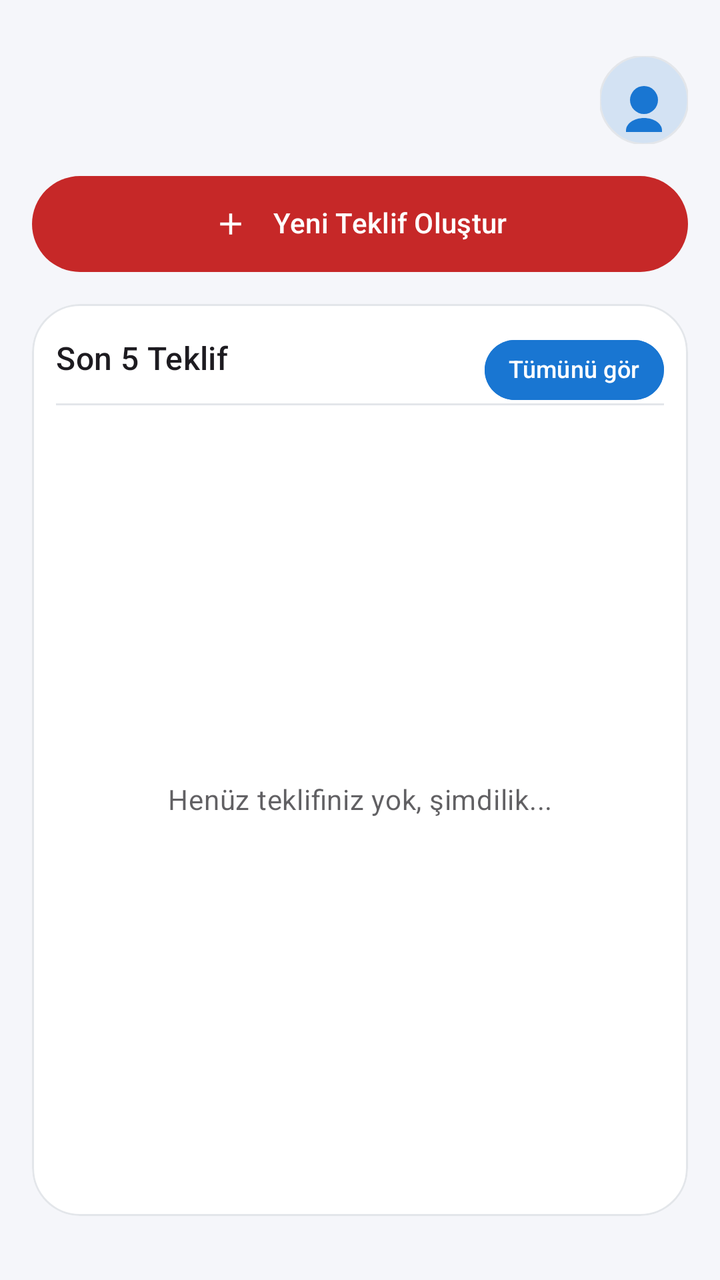
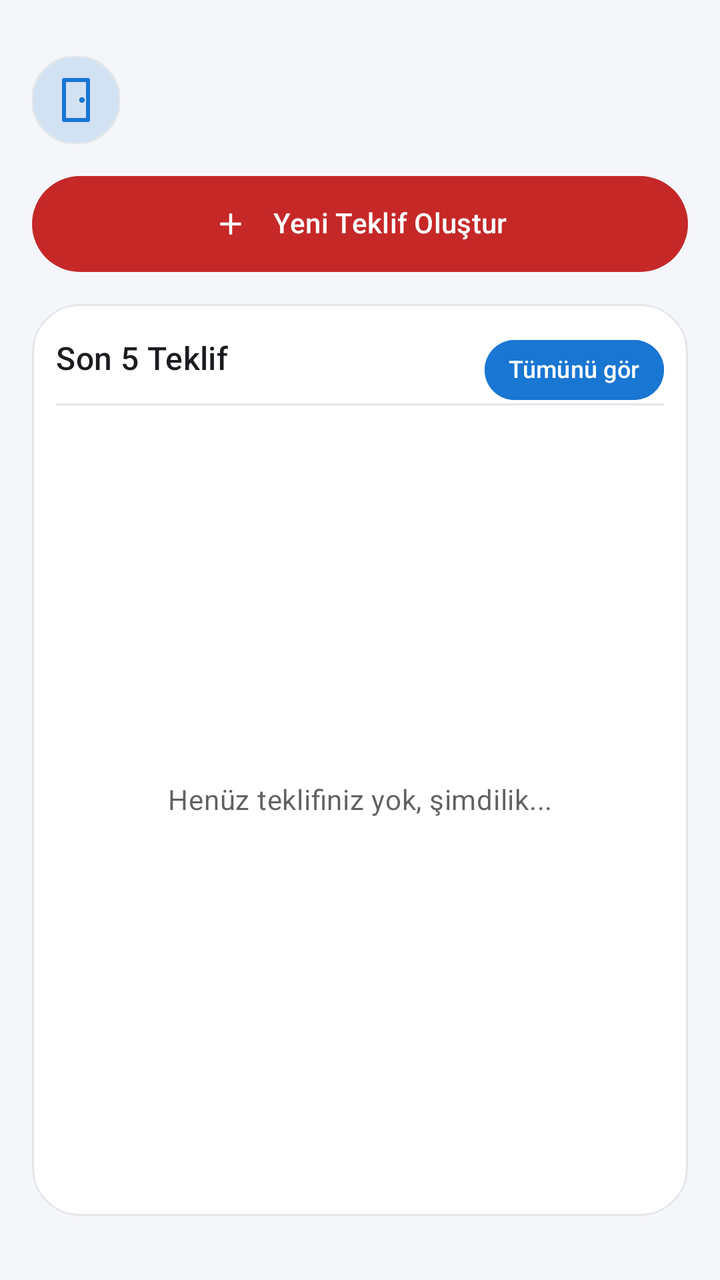

Two renders of the same Android screen: before a commit and after it. Below are the layout's source before the change and the commit's diff.
<!-- AndroidManifest.xml: application theme Theme.RotaUygulama -->
<!-- res/layout/fragment_home.xml -->
<?xml version="1.0" encoding="utf-8"?>
<androidx.constraintlayout.widget.ConstraintLayout xmlns:android="http://schemas.android.com/apk/res/android"
    xmlns:app="http://schemas.android.com/apk/res-auto"
    xmlns:tools="http://schemas.android.com/tools"
    android:layout_width="match_parent"
    android:layout_height="match_parent"
    android:background="@color/bg_light"
    android:padding="@dimen/space_m"
    tools:context="com.ahmetsudeys.rotauygulama.ui.home.HomeFragment">

    <TextView
        android:id="@+id/text_greeting"
        android:layout_width="0dp"
        android:layout_height="wrap_content"
        android:layout_marginBottom="20dp"
        android:alpha="0.9"
        android:fontFamily="sans-serif-black"
        android:textAppearance="?attr/textAppearanceTitleMedium"
        android:textStyle="bold|italic"
        android:visibility="gone"
        app:layout_constraintBottom_toTopOf="@+id/button_new_quote"
        app:layout_constraintEnd_toEndOf="parent"
        app:layout_constraintStart_toStartOf="parent"
        />

    <com.google.android.material.imageview.ShapeableImageView
        android:id="@+id/image_profile"
        android:layout_width="44dp"
        android:layout_height="44dp"
        android:layout_marginTop="@dimen/space_s"
        android:clickable="true"
        android:focusable="true"
        android:contentDescription="@string/profile"
        android:scaleType="centerCrop"
        android:src="@drawable/ic_profile_placeholder"
        android:background="?attr/selectableItemBackgroundBorderless"
        app:shapeAppearanceOverlay="@style/ShapeAppearanceOverlay.Rota.Circle"
        app:strokeColor="@color/outline_light"
        app:strokeWidth="1dp"
        app:layout_constraintTop_toTopOf="parent"
        app:layout_constraintEnd_toEndOf="parent" />

    <com.google.android.material.button.MaterialButton
        android:id="@+id/button_new_quote"
        style="@style/Widget.Rota.Button.Primary"
        android:layout_width="0dp"
        android:layout_height="wrap_content"
        android:layout_marginTop="@dimen/space_m"
        android:maxLines="1"
        android:ellipsize="end"
        android:text="@string/new_quote"
        app:icon="@drawable/ic_plus"
        app:iconGravity="textStart"
        app:iconPadding="@dimen/space_s"
        app:iconTint="@color/white"
        app:layout_constraintEnd_toEndOf="parent"
        app:layout_constraintStart_toStartOf="parent"
        app:layout_constraintTop_toBottomOf="@id/image_profile" />

    <com.google.android.material.card.MaterialCardView
        android:id="@+id/card_last_quotes"
        style="@style/Widget.Rota.Card"
        android:layout_width="0dp"
        android:layout_height="0dp"
        android:layout_marginTop="@dimen/space_m"
        android:layout_marginBottom="@dimen/space_m"
        app:layout_constraintBottom_toBottomOf="parent"
        app:layout_constraintEnd_toEndOf="parent"
        app:layout_constraintStart_toStartOf="parent"
        app:layout_constraintTop_toBottomOf="@id/button_new_quote">

        <androidx.constraintlayout.widget.ConstraintLayout
            android:layout_width="match_parent"
            android:layout_height="match_parent"
            android:paddingStart="@dimen/space_s"
            android:paddingEnd="@dimen/space_s"
            android:paddingBottom="@dimen/space_s"
            android:paddingTop="@dimen/space_m">

            <TextView
                android:id="@+id/text_last_quotes_title"
                android:layout_width="0dp"
                android:layout_height="wrap_content"
                android:text="@string/last_5_quotes"
                android:textAppearance="?attr/textAppearanceTitleMedium"
                app:layout_constraintEnd_toStartOf="@id/button_view_all"
                app:layout_constraintStart_toStartOf="parent"
                app:layout_constraintTop_toTopOf="parent"
                app:layout_constraintBottom_toTopOf="@+id/divider_header"
                android:layout_marginEnd="@dimen/space_s"
                android:maxLines="1"
                android:ellipsize="end"
                android:autoSizeTextType="uniform"
                android:autoSizeMinTextSize="12sp"
                android:autoSizeMaxTextSize="16sp"
                android:autoSizeStepGranularity="1sp" />

            <com.google.android.material.button.MaterialButton
                android:id="@+id/button_view_all"
                android:layout_width="wrap_content"
                android:layout_height="wrap_content"
                android:backgroundTint="@color/brand_blue"
                android:gravity="center"
                android:includeFontPadding="false"
                android:maxLines="1"
                android:minWidth="0dp"
                android:minHeight="0dp"
                android:paddingStart="12dp"
                android:paddingTop="8dp"
                android:paddingEnd="12dp"
                android:paddingBottom="8dp"
                android:text="@string/view_all"
                android:textAllCaps="false"
                android:textColor="@color/white"
                android:textSize="12sp"
                android:autoSizeTextType="uniform"
                android:autoSizeMinTextSize="10sp"
                android:autoSizeMaxTextSize="12sp"
                android:autoSizeStepGranularity="1sp"
                app:cornerRadius="@dimen/radius_pill"
                app:layout_constraintBottom_toTopOf="@+id/divider_header"
                app:layout_constraintEnd_toEndOf="parent"
                app:layout_constraintTop_toTopOf="@id/text_last_quotes_title"
                app:layout_constraintBottom_toBottomOf="@id/text_last_quotes_title" />

            <View
                android:id="@+id/divider_header"
                android:layout_width="0dp"
                android:layout_height="1dp"
                android:layout_marginTop="@dimen/space_s"
                android:background="@color/outline_light"
                app:layout_constraintEnd_toEndOf="parent"
                app:layout_constraintStart_toStartOf="parent"
                app:layout_constraintTop_toBottomOf="@id/text_last_quotes_title" />

            <TextView
                android:id="@+id/text_empty_last_quotes"
                android:layout_width="0dp"
                android:layout_height="wrap_content"
                android:alpha="0.7"
                android:gravity="center"
                android:text="@string/no_quotes_yet"
                android:textAppearance="?attr/textAppearanceBodyMedium"
                app:layout_constraintBottom_toBottomOf="parent"
                app:layout_constraintEnd_toEndOf="parent"
                app:layout_constraintStart_toStartOf="parent"
                app:layout_constraintTop_toBottomOf="@id/divider_header" />

            <androidx.recyclerview.widget.RecyclerView
                android:id="@+id/recycler_last_quotes"
                android:layout_width="0dp"
                android:layout_height="0dp"
                android:overScrollMode="never"
                app:layout_constraintBottom_toBottomOf="parent"
                app:layout_constraintEnd_toEndOf="parent"
                app:layout_constraintStart_toStartOf="parent"
                app:layout_constraintTop_toBottomOf="@id/divider_header"
                tools:listitem="@layout/item_quote_row" />

        </androidx.constraintlayout.widget.ConstraintLayout>
    </com.google.android.material.card.MaterialCardView>

</androidx.constraintlayout.widget.ConstraintLayout>
<!-- res/layout/item_quote_row.xml (included above) -->
<?xml version="1.0" encoding="utf-8"?>
<com.google.android.material.card.MaterialCardView xmlns:android="http://schemas.android.com/apk/res/android"
    xmlns:app="http://schemas.android.com/apk/res-auto"
    xmlns:tools="http://schemas.android.com/tools"
    android:id="@+id/card_root"
    style="@style/Widget.Rota.Card"
    android:layout_width="match_parent"
    android:layout_height="wrap_content"
    android:layout_marginBottom="@dimen/space_xs">

    <androidx.constraintlayout.widget.ConstraintLayout
        android:layout_width="match_parent"
        android:layout_height="wrap_content"
        android:padding="@dimen/space_s">

        <View
            android:id="@+id/view_status_bar"
            android:layout_width="4dp"
            android:layout_height="0dp"
            android:background="@color/warning_amber"
            app:layout_constraintBottom_toBottomOf="parent"
            app:layout_constraintStart_toStartOf="parent"
            app:layout_constraintTop_toTopOf="parent" />

        <ImageView
            android:id="@+id/image_eye"
            android:layout_width="20dp"
            android:layout_height="20dp"
            android:contentDescription="@null"
            app:layout_constraintStart_toEndOf="@id/view_status_bar"
            app:layout_constraintTop_toTopOf="parent"
            android:layout_marginStart="@dimen/space_s"
            app:srcCompat="@drawable/ic_eye" />

        
        <LinearLayout
            android:id="@+id/layout_status"
            android:layout_width="wrap_content"
            android:layout_height="wrap_content"
            android:background="@drawable/bg_status_pill"
            android:backgroundTint="@color/warning_amber_soft"
            android:clickable="true"
            android:focusable="true"
            android:gravity="center_vertical"
            android:orientation="horizontal"
            android:paddingStart="10dp"
            android:paddingEnd="6dp"
            android:paddingTop="5dp"
            android:paddingBottom="5dp"
            app:layout_constraintEnd_toEndOf="parent"
            app:layout_constraintTop_toTopOf="parent">

            <ImageView
                android:id="@+id/image_status"
                android:layout_width="15dp"
                android:layout_height="15dp"
                android:contentDescription="@null"
                app:srcCompat="@drawable/ic_status_pending"
                app:tint="@color/warning_amber" />

            <TextView
                android:id="@+id/text_status_label"
                android:layout_width="wrap_content"
                android:layout_height="wrap_content"
                android:layout_marginStart="5dp"
                android:text="@string/status_pending"
                android:textColor="@color/warning_amber"
                android:textSize="12sp"
                android:textStyle="bold" />

            <ImageView
                android:id="@+id/image_caret"
                android:layout_width="14dp"
                android:layout_height="14dp"
                android:layout_marginStart="2dp"
                android:contentDescription="@null"
                app:srcCompat="@drawable/ic_caret_down"
                app:tint="@color/warning_amber" />
        </LinearLayout>

        <ImageView
            android:id="@+id/image_delete"
            android:layout_width="24dp"
            android:layout_height="24dp"
            android:contentDescription="@null"
            android:visibility="gone"
            app:layout_constraintEnd_toEndOf="parent"
            app:layout_constraintTop_toBottomOf="@id/layout_status"
            android:layout_marginTop="10dp"
            app:srcCompat="@drawable/ic_trash" />

        <TextView
            android:id="@+id/text_customer"
            android:layout_width="0dp"
            android:layout_height="wrap_content"
            android:textAppearance="?attr/textAppearanceTitleMedium"
            android:textStyle="bold"
            app:layout_constraintEnd_toStartOf="@id/layout_status"
            app:layout_constraintStart_toEndOf="@id/image_eye"
            app:layout_constraintTop_toTopOf="@id/image_eye"
            android:layout_marginEnd="@dimen/space_s"
            android:layout_marginStart="@dimen/space_s"
            android:maxLines="1"
            android:ellipsize="end" />

        <TextView
            android:id="@+id/text_operations"
            android:layout_width="0dp"
            android:layout_height="wrap_content"
            android:layout_marginTop="4dp"
            android:textAppearance="?attr/textAppearanceBodyMedium"
            android:alpha="0.75"
            app:layout_constraintEnd_toStartOf="@id/layout_status"
            app:layout_constraintStart_toStartOf="@id/text_customer"
            app:layout_constraintTop_toBottomOf="@id/text_customer"
            android:layout_marginEnd="@dimen/space_s"
            android:maxLines="2"
            android:ellipsize="end" />

        <TextView
            android:id="@+id/text_note"
            android:layout_width="0dp"
            android:layout_height="wrap_content"
            android:layout_marginTop="4dp"
            android:alpha="0.8"
            android:maxLines="1"
            android:ellipsize="end"
            android:textAppearance="?attr/textAppearanceBodySmall"
            android:textColor="@color/brand_blue"
            android:visibility="gone"
            app:layout_constraintEnd_toEndOf="parent"
            app:layout_constraintStart_toStartOf="@id/text_operations"
            app:layout_constraintTop_toBottomOf="@id/text_operations"
            android:layout_marginEnd="@dimen/space_s" />

        <TextView
            android:id="@+id/text_total"
            android:layout_width="0dp"
            android:layout_height="wrap_content"
            android:layout_marginTop="6dp"
            android:textAppearance="?attr/textAppearanceBodyMedium"
            android:textStyle="bold"
            android:textColor="@color/brand_red"
            app:layout_constraintEnd_toEndOf="parent"
            app:layout_constraintStart_toStartOf="@id/text_operations"
            app:layout_constraintTop_toBottomOf="@id/text_note" />

    </androidx.constraintlayout.widget.ConstraintLayout>
</com.google.android.material.card.MaterialCardView>
<!-- resources referenced by this layout -->
<resources>
  <color name="bg_light">#FFF5F6FA</color>
  <color name="brand_blue">#FF1976D2</color>
  <color name="brand_red">#FFC62828</color>
  <color name="outline_light">#FFE3E6EA</color>
  <color name="warning_amber">#FFF9A825</color>
  <color name="warning_amber_soft">#26F9A825</color>
  <color name="white">#FFFFFFFF</color>
  <dimen name="radius_pill">28dp</dimen>
  <dimen name="space_m">16dp</dimen>
  <dimen name="space_s">12dp</dimen>
  <dimen name="space_xs">8dp</dimen>
  <!-- drawable bg_status_pill (drawable) -->
  <?xml version="1.0" encoding="utf-8"?>
  <shape xmlns:android="http://schemas.android.com/apk/res/android"
      android:shape="rectangle">
      <solid android:color="@color/white" />
      <corners android:radius="999dp" />
  </shape>
  <!-- drawable ic_caret_down (drawable) -->
  <vector xmlns:android="http://schemas.android.com/apk/res/android"
      android:width="20dp"
      android:height="20dp"
      android:viewportWidth="24"
      android:viewportHeight="24">
  
      <path
          android:fillColor="@android:color/transparent"
          android:strokeColor="#FF000000"
          android:strokeWidth="2.4"
          android:strokeLineCap="round"
          android:strokeLineJoin="round"
          android:pathData="M7,10l5,5l5,-5" />
  </vector>
  <!-- drawable ic_plus (drawable) -->
  <?xml version="1.0" encoding="utf-8"?>
  <vector xmlns:android="http://schemas.android.com/apk/res/android"
      android:width="24dp"
      android:height="24dp"
      android:viewportWidth="24"
      android:viewportHeight="24">
      <path
          android:fillColor="?attr/colorOnSurface"
          android:pathData="M19,13h-6v6h-2v-6H5v-2h6V5h2v6h6v2z" />
  </vector>
  <!-- drawable ic_profile_placeholder (drawable) -->
  <vector xmlns:android="http://schemas.android.com/apk/res/android"
      android:width="44dp"
      android:height="44dp"
      android:viewportWidth="44"
      android:viewportHeight="44">
      <path
          android:fillColor="@color/brand_blue_soft"
          android:pathData="M0,0h44v44h-44z" />
      <path
          android:fillColor="@color/brand_blue"
          android:pathData="M22,22m-7,0a7,7 0,1 1,14 0a7,7 0,1 1,-14 0" />
      <path
          android:fillColor="@color/brand_blue"
          android:pathData="M22,31c-5,0 -9,2.8 -9,6.2V38h18v-0.8C31,33.8 27,31 22,31z" />
  </vector>
  <string name="last_5_quotes">Son 5 Teklif</string>
  <string name="new_quote">Yeni Teklif Oluştur</string>
  <string name="no_quotes_yet">Henüz teklifiniz yok, şimdilik...</string>
  <string name="profile">Profil</string>
  <string name="status_pending">Beklemede</string>
  <string name="view_all">Tümünü gör</string>
  <style name="ShapeAppearanceOverlay.Rota.Circle" parent="">
          <item name="cornerFamily">rounded</item>
          <item name="cornerSize">50%</item>
      </style>
  <style name="Widget.Rota.Card">
          <item name="cardCornerRadius">@dimen/radius_l</item>
          <item name="strokeColor">@color/outline_light</item>
          <item name="strokeWidth">1dp</item>
          <item name="cardBackgroundColor">@color/surface_white</item>
      </style>
  <style name="Theme.RotaUygulama" parent="Base.Theme.RotaUygulama" />
  <color name="brand_blue_soft">#261976D2</color>
  <color name="error_red">#FFD32F2F</color>
  <dimen name="radius_l">24dp</dimen>
  <color name="surface_white">#FFFFFFFF</color>
  <color name="black">#FF000000</color>
  <!-- unchanged entries left out for length: 5 -->
</resources>

<!-- the commit's change to res/layout/fragment_home.xml (unified diff, before → after) -->
@@ -32,13 +32,13 @@
         android:focusable="true"
         android:contentDescription="@string/profile"
         android:scaleType="centerCrop"
-        android:src="@drawable/ic_profile_placeholder"
+        android:src="@drawable/ic_door"
         android:background="?attr/selectableItemBackgroundBorderless"
         app:shapeAppearanceOverlay="@style/ShapeAppearanceOverlay.Rota.Circle"
         app:strokeColor="@color/outline_light"
         app:strokeWidth="1dp"
         app:layout_constraintTop_toTopOf="parent"
-        app:layout_constraintEnd_toEndOf="parent" />
+        app:layout_constraintStart_toStartOf="parent" />
 
     <com.google.android.material.button.MaterialButton
         android:id="@+id/button_new_quote"
<!-- resource entries referenced after the edit -->
@@ -33,6 +33,25 @@
           android:strokeLineJoin="round"
           android:pathData="M7,10l5,5l5,-5" />
   </vector>
+  <!-- drawable ic_door (drawable) -->
+  <vector xmlns:android="http://schemas.android.com/apk/res/android"
+      android:width="44dp"
+      android:height="44dp"
+      android:viewportWidth="44"
+      android:viewportHeight="44">
+      
+      <path
+          android:fillColor="@color/brand_blue_soft"
+          android:pathData="M0,0h44v44h-44z" />
+      
+      <path
+          android:fillColor="@color/brand_blue"
+          android:pathData="M16,11h12a1,1 0,0 1,1 1v20a1,1 0,0 1,-1 1h-12a1,1 0,0 1,-1 -1v-20a1,1 0,0 1,1 -1zM17,13v18h10v-18z" />
+      
+      <path
+          android:fillColor="@color/brand_blue"
+          android:pathData="M25,22m-1.4,0a1.4,1.4 0,1 1,2.8 0a1.4,1.4 0,1 1,-2.8 0" />
+  </vector>
   <!-- drawable ic_plus (drawable) -->
   <?xml version="1.0" encoding="utf-8"?>
   <vector xmlns:android="http://schemas.android.com/apk/res/android"
@@ -43,22 +62,6 @@
       <path
           android:fillColor="?attr/colorOnSurface"
           android:pathData="M19,13h-6v6h-2v-6H5v-2h6V5h2v6h6v2z" />
-  </vector>
-  <!-- drawable ic_profile_placeholder (drawable) -->
-  <vector xmlns:android="http://schemas.android.com/apk/res/android"
-      android:width="44dp"
-      android:height="44dp"
-      android:viewportWidth="44"
-      android:viewportHeight="44">
-      <path
-          android:fillColor="@color/brand_blue_soft"
-          android:pathData="M0,0h44v44h-44z" />
-      <path
-          android:fillColor="@color/brand_blue"
-          android:pathData="M22,22m-7,0a7,7 0,1 1,14 0a7,7 0,1 1,-14 0" />
-      <path
-          android:fillColor="@color/brand_blue"
-          android:pathData="M22,31c-5,0 -9,2.8 -9,6.2V38h18v-0.8C31,33.8 27,31 22,31z" />
   </vector>
   <string name="last_5_quotes">Son 5 Teklif</string>
   <string name="new_quote">Yeni Teklif Oluştur</string>
